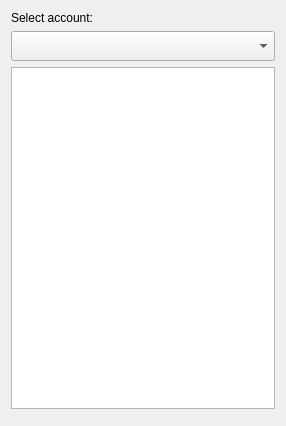
The window that src/corelayers/joingroupchatdlg/joingroupchat.ui (euroelessar/qutim) describes before a commit, drawn with Qt 5.
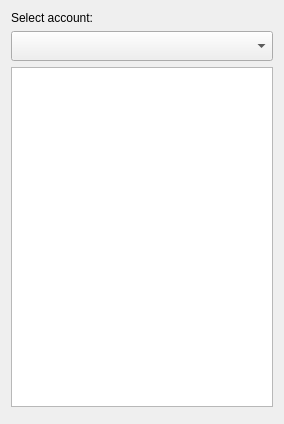
The same window after the commit. Custom widgets are drawn as their Qt base class.

The edit to the form file:
```diff
--- a/src/corelayers/joingroupchatdlg/joingroupchat.ui
+++ b/src/corelayers/joingroupchatdlg/joingroupchat.ui
@@ -6,8 +6,8 @@
    <rect>
     <x>0</x>
     <y>0</y>
-    <width>286</width>
-    <height>426</height>
+    <width>284</width>
+    <height>424</height>
    </rect>
   </property>
   <property name="windowTitle">
```
